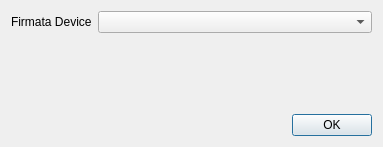
syntalos/syntalos, file src/modules/firmata-io/firmatasettingsdialog.ui: the form before one commit.
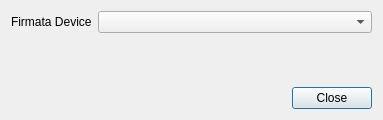
The form after the commit.

Commit message:
Add close button instead of ok button to module settings dialogs
This is more accurate to what that action does in these cases: Close the
dialog, instead of accepting changes.

Patch:
```diff
--- a/src/modules/firmata-io/firmatasettingsdialog.ui
+++ b/src/modules/firmata-io/firmatasettingsdialog.ui
@@ -7,7 +7,7 @@
     <x>0</x>
     <y>0</y>
     <width>383</width>
-    <height>147</height>
+    <height>120</height>
    </rect>
   </property>
   <property name="windowTitle">
@@ -34,7 +34,7 @@
       <enum>Qt::Horizontal</enum>
      </property>
      <property name="standardButtons">
-      <set>QDialogButtonBox::Ok</set>
+      <set>QDialogButtonBox::Close</set>
      </property>
     </widget>
    </item>
```
The commit also changes 4 other files.
